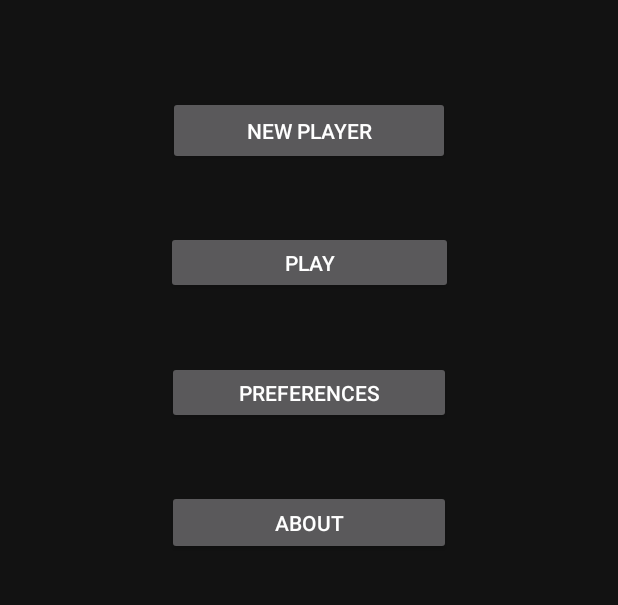
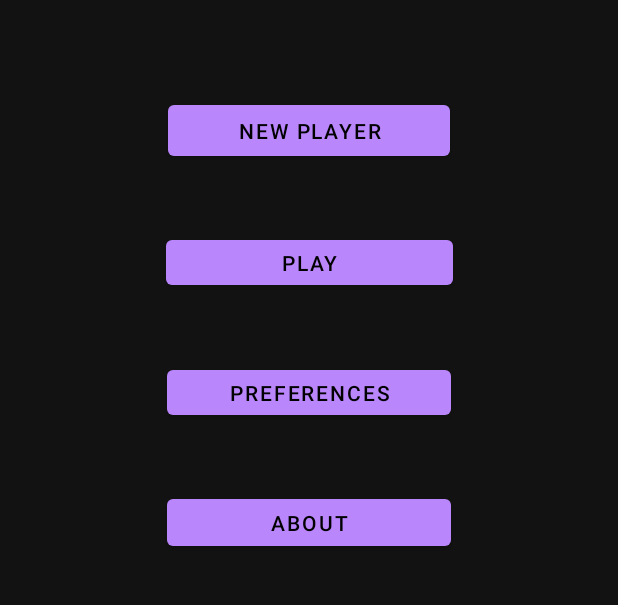
Before and after one commit to Nebot774/Play-juegos-interfazes, an Android app built with Jetpack Compose: the screen it shows after launch (MainActivity), on a phone screen of 412 x 824 dp, the part 258-863 px from its top. Run offline under Robolectric (Android 15) with nearby library versions, the phone set to English and light mode, and no system bars.

Commit message:
ultimos cambios

```diff
--- a/app/build.gradle.kts
+++ b/app/build.gradle.kts
@@ -52,6 +52,7 @@ android {
 dependencies {
 
     implementation ("com.google.android.material:material:<latest_version>")
+    implementation ("com.google.android.material:material:<latest_version>")
     implementation("com.google.android.material:material:1.8.0")
     implementation("androidx.core:core-ktx:1.9.0")
     implementation("androidx.lifecycle:lifecycle-runtime-ktx:2.6.2")
--- /dev/null
+++ b/app/src/main/java/com/example/playjuegos/ui/theme/About.java
@@ -0,0 +1,4 @@
+package com.example.playjuegos.ui.theme;
+
+public class About {
+}
--- a/app/src/main/res/layout/activity_main.xml
+++ b/app/src/main/res/layout/activity_main.xml
@@ -22,7 +22,7 @@
         app:layout_constraintTop_toTopOf="parent"
         app:layout_constraintVertical_bias="0.129" />
 
-    <Button
+    <com.google.android.material.button.MaterialButton
         android:id="@+id/button2"
         android:layout_width="191dp"
         android:layout_height="42dp"
@@ -36,7 +36,7 @@
         app:layout_constraintStart_toStartOf="parent"
         app:layout_constraintTop_toBottomOf="@+id/button1" />
 
-    <Button
+    <com.google.android.material.button.MaterialButton
         android:id="@+id/button1"
         android:layout_width="188dp"
         android:layout_height="46dp"
@@ -50,7 +50,7 @@
         app:layout_constraintStart_toStartOf="parent"
         app:layout_constraintTop_toBottomOf="@+id/textView" />
 
-    <Button
+    <com.google.android.material.button.MaterialButton
         android:id="@+id/button3"
         android:layout_width="189dp"
         android:layout_height="42dp"
@@ -64,7 +64,7 @@
         app:layout_constraintStart_toStartOf="parent"
         app:layout_constraintTop_toBottomOf="@+id/button2" />
 
-    <Button
+    <com.google.android.material.button.MaterialButton
         android:id="@+id/button4"
         android:layout_width="189dp"
         android:layout_height="43dp"
```
Also changed, not shown: app/src/main/res/layout/about.xml (added, +51 -0 lines).
